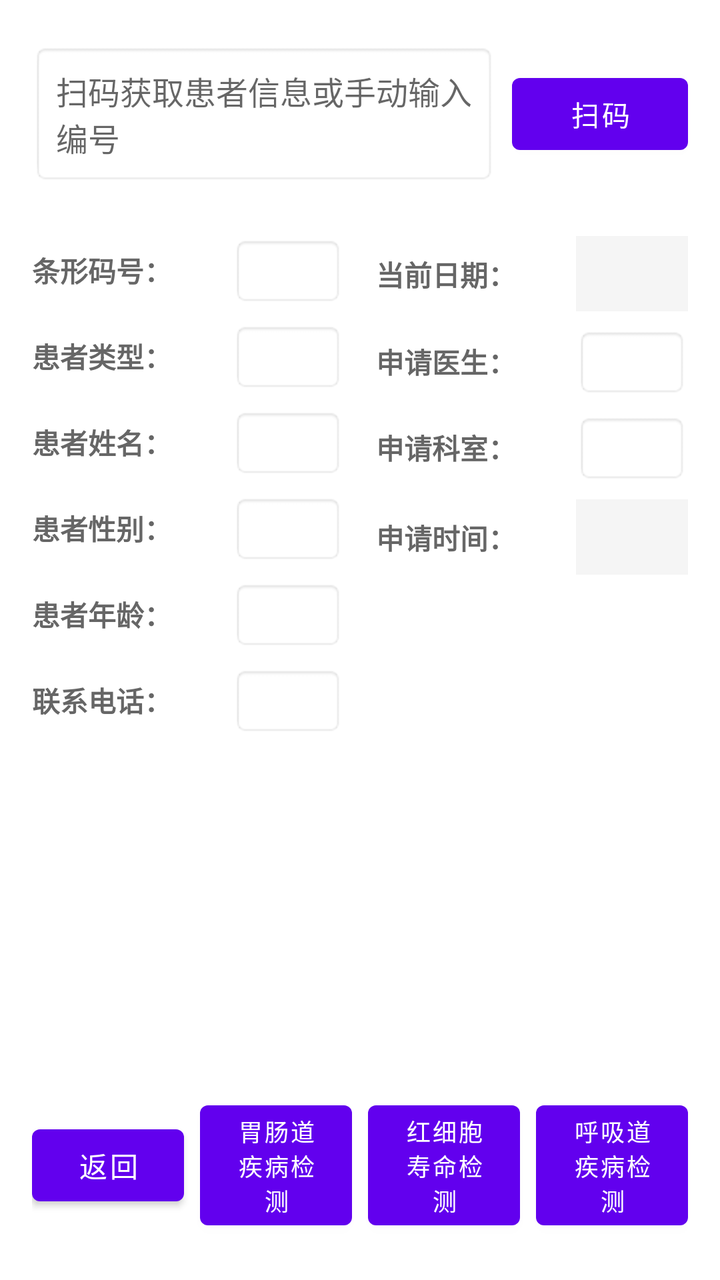
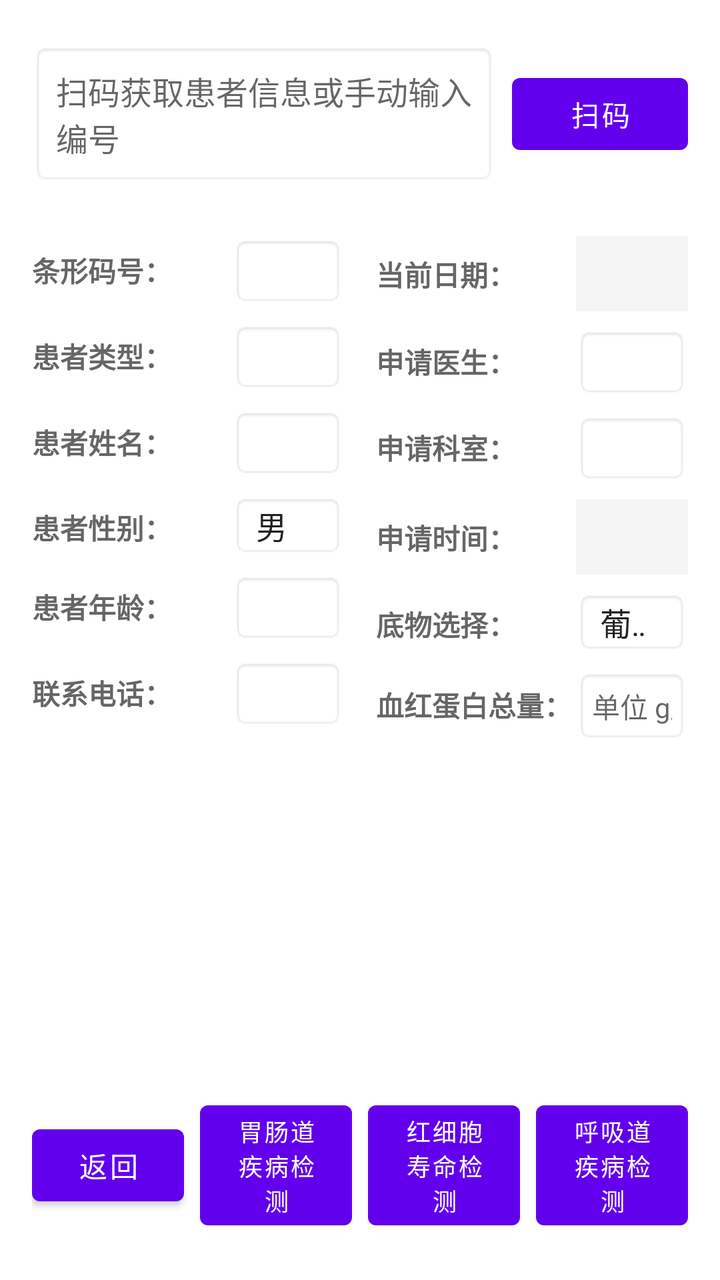

Compare the two renders of this Android layout. The source of the first and the diff that turns it into the second are given below.
<!-- AndroidManifest.xml: application theme Theme.WellYearn -->
<!-- res/layout/activity_detect_analysis.xml -->
<?xml version="1.0" encoding="utf-8"?>
<LinearLayout xmlns:android="http://schemas.android.com/apk/res/android"
    android:layout_width="match_parent"
    android:layout_height="match_parent"
    android:orientation="vertical"
    android:padding="16dp"
    android:background="#FFFFFF">

    
    <LinearLayout
        android:layout_width="match_parent"
        android:layout_height="0dp"
        android:layout_weight="1"
        android:orientation="horizontal"
        android:gravity="center_vertical"
        android:layout_marginBottom="8dp">

        <EditText
            android:id="@+id/etScanResult"
            android:layout_width="0dp"
            android:layout_weight="1"
            android:layout_height="wrap_content"
            android:hint="扫码获取患者信息或手动输入编号"
            android:textSize="16sp"
            android:padding="12dp"
            android:background="@android:drawable/editbox_background" />

        <Button
            android:id="@+id/btnScan"
            android:layout_width="wrap_content"
            android:layout_height="wrap_content"
            android:text="扫码"
            android:layout_marginStart="8dp" />
    </LinearLayout>

    
    <LinearLayout
        android:layout_width="match_parent"
        android:layout_height="0dp"
        android:layout_weight="5"
        android:orientation="horizontal"
        android:layout_marginTop="8dp">

        
        <ScrollView
            android:layout_width="0dp"
            android:layout_height="match_parent"
            android:layout_weight="1"
            android:layout_marginEnd="8dp">

            <LinearLayout
                android:layout_width="match_parent"
                android:layout_height="wrap_content"
                android:orientation="vertical">

                <LinearLayout style="@style/HorizontalInfoRow">
                    <TextView style="@style/InfoLabelLeft" android:text="条形码号：" />
                    <EditText android:id="@+id/etSpecimenNo" style="@style/InfoEditRight" />
                </LinearLayout>

                <LinearLayout style="@style/HorizontalInfoRow">
                    <TextView style="@style/InfoLabelLeft" android:text="患者类型：" />
                    <EditText android:id="@+id/etPatientType" style="@style/InfoEditRight" />
                </LinearLayout>

                <LinearLayout style="@style/HorizontalInfoRow">
                    <TextView style="@style/InfoLabelLeft" android:text="患者姓名：" />
                    <EditText android:id="@+id/etPatientName" style="@style/InfoEditRight" />
                </LinearLayout>

                <LinearLayout style="@style/HorizontalInfoRow">
                    <TextView style="@style/InfoLabelLeft" android:text="患者性别：" />
                    <EditText android:id="@+id/etPatientGender" style="@style/InfoEditRight" />
                </LinearLayout>

                <LinearLayout style="@style/HorizontalInfoRow">
                    <TextView style="@style/InfoLabelLeft" android:text="患者年龄：" />
                    <EditText android:id="@+id/etPatientAge" style="@style/InfoEditRight" />
                </LinearLayout>

                <LinearLayout style="@style/HorizontalInfoRow">
                    <TextView style="@style/InfoLabelLeft" android:text="联系电话：" />
                    <EditText android:id="@+id/etPhone" style="@style/InfoEditRight" />
                </LinearLayout>

            </LinearLayout>
        </ScrollView>

        
        <ScrollView
            android:layout_width="0dp"
            android:layout_height="match_parent"
            android:layout_weight="1"
            android:layout_marginStart="8dp">

            <LinearLayout
                android:layout_width="match_parent"
                android:layout_height="wrap_content"
                android:orientation="vertical">

                <LinearLayout style="@style/HorizontalInfoRow">
                    <TextView style="@style/InfoLabelLeft" android:text="当前日期：" />
                    <TextView android:id="@+id/tvCurrentDate" style="@style/InfoValueRight" />
                </LinearLayout>

                <LinearLayout style="@style/HorizontalInfoRow">
                    <TextView style="@style/InfoLabelLeft" android:text="申请医生：" />
                    <EditText android:id="@+id/etApplyDoctor" style="@style/InfoEditRight" />
                </LinearLayout>

                <LinearLayout style="@style/HorizontalInfoRow">
                    <TextView style="@style/InfoLabelLeft" android:text="申请科室：" />
                    <EditText android:id="@+id/etApplyDept" style="@style/InfoEditRight" />
                </LinearLayout>

                <LinearLayout style="@style/HorizontalInfoRow">
                    <TextView style="@style/InfoLabelLeft" android:text="申请时间：" />
                    <TextView android:id="@+id/tvApplyTime" style="@style/InfoValueRight" />
                </LinearLayout>

            </LinearLayout>
        </ScrollView>
    </LinearLayout>

    
    <LinearLayout
        android:layout_width="match_parent"
        android:layout_height="0dp"
        android:layout_weight="1"
        android:orientation="horizontal"
        android:gravity="center"
        android:layout_marginTop="16dp">

        <Button
            android:id="@+id/btnBack"
            android:layout_width="0dp"
            android:layout_height="wrap_content"
            android:layout_weight="1"
            android:text="返回"
            android:layout_marginEnd="8dp" />

        <Button
            android:id="@+id/btnGI"
            android:layout_width="0dp"
            android:layout_height="wrap_content"
            android:layout_weight="1"
            android:text="胃肠道疾病检测"
            android:layout_marginEnd="8dp"
            android:textSize="12sp" />

        <Button
            android:id="@+id/btnRBC"
            android:layout_width="0dp"
            android:layout_height="wrap_content"
            android:layout_weight="1"
            android:text="红细胞寿命检测"
            android:layout_marginEnd="8dp"
            android:textSize="12sp" />

        <Button
            android:id="@+id/btnResp"
            android:layout_width="0dp"
            android:layout_height="wrap_content"
            android:layout_weight="1"
            android:text="呼吸道疾病检测"
            android:textSize="12sp" />
    </LinearLayout>

</LinearLayout>
<!-- resources referenced by this layout -->
<resources>
  <style name="HorizontalInfoRow">
          <item name="android:layout_width">match_parent</item>
          <item name="android:layout_height">wrap_content</item>
          <item name="android:orientation">horizontal</item>
          <item name="android:layout_marginTop">4dp</item>
          <item name="android:layout_marginBottom">4dp</item>
      </style>
  <style name="InfoEditRight">
          <item name="android:layout_width">0dp</item>
          <item name="android:layout_weight">1</item>
          <item name="android:layout_height">wrap_content</item>
          <item name="android:textSize">14sp</item>
          <item name="android:background">@android:drawable/editbox_background</item>
          <item name="android:padding">8dp</item>
      </style>
  <style name="InfoLabelLeft">
          <item name="android:layout_width">100dp</item>
          <item name="android:layout_height">wrap_content</item>
          <item name="android:textSize">14sp</item>
          <item name="android:textColor">#666666</item>
          <item name="android:textStyle">bold</item>
          <item name="android:gravity">left|center_vertical</item>
      </style>
  <style name="InfoValueRight">
          <item name="android:layout_width">0dp</item>
          <item name="android:layout_height">wrap_content</item>
          <item name="android:layout_weight">1</item>
          <item name="android:textSize">16sp</item>
          <item name="android:textColor">#333333</item>
          <item name="android:background">#F5F5F5</item>
          <item name="android:padding">8dp</item>
      </style>
  <style name="Theme.WellYearn" parent="Theme.MaterialComponents.DayNight.DarkActionBar">
          
          <item name="colorPrimary">@color/purple_500</item>
          <item name="colorPrimaryVariant">@color/purple_700</item>
          <item name="colorOnPrimary">@color/white</item>
          
          <item name="colorSecondary">@color/teal_200</item>
          <item name="colorSecondaryVariant">@color/teal_700</item>
          <item name="colorOnSecondary">@color/black</item>
          
          <item name="android:statusBarColor">?attr/colorPrimaryVariant</item>
          
      </style>
  <color name="purple_500">#FF6200EE</color>
  <color name="purple_700">#FF3700B3</color>
  <color name="white">#FFFFFFFF</color>
  <color name="teal_200">#FF03DAC5</color>
  <color name="teal_700">#FF018786</color>
  <color name="black">#FF000000</color>
</resources>

<!-- the commit's change to res/layout/activity_detect_analysis.xml (unified diff, before → after) -->
@@ -70,7 +70,10 @@
 
                 <LinearLayout style="@style/HorizontalInfoRow">
                     <TextView style="@style/InfoLabelLeft" android:text="患者性别：" />
-                    <EditText android:id="@+id/etPatientGender" style="@style/InfoEditRight" />
+                    <Spinner
+                        android:id="@+id/spPatientGender"
+                        style="@style/InfoSpinnerRight"
+                        android:entries="@array/gender_array" />
                 </LinearLayout>
 
                 <LinearLayout style="@style/HorizontalInfoRow">
@@ -116,6 +119,22 @@
                 <LinearLayout style="@style/HorizontalInfoRow">
                     <TextView style="@style/InfoLabelLeft" android:text="申请时间：" />
                     <TextView android:id="@+id/tvApplyTime" style="@style/InfoValueRight" />
+                </LinearLayout>
+                <LinearLayout style="@style/HorizontalInfoRow">
+                    <TextView style="@style/InfoLabelLeft" android:text="底物选择：" />
+                    <Spinner
+                        android:id="@+id/spSubstrate"
+                        style="@style/InfoSpinnerRight"
+                        android:entries="@array/substrate_array1" />
+                </LinearLayout>
+                
+                <LinearLayout style="@style/HorizontalInfoRow">
+                    <TextView style="@style/InfoLabelLeft" android:text="血红蛋白总量：" />
+                    <EditText
+                        android:id="@+id/etHemoglobin"
+                        style="@style/InfoEditRight"
+                        android:hint="单位 g/L"
+                        android:inputType="numberDecimal" />
                 </LinearLayout>
 
             </LinearLayout>
<!-- resource entries referenced after the edit -->
@@ -1,5 +1,13 @@
 <!-- resources referenced by this layout -->
 <resources>
+  <string-array name="gender_array">
+          <item>男</item>
+          <item>女</item>
+      </string-array>
+  <string-array name="substrate_array1">
+          <item>葡萄糖</item>
+          <item>乳果糖</item>
+      </string-array>
   <style name="HorizontalInfoRow">
           <item name="android:layout_width">match_parent</item>
           <item name="android:layout_height">wrap_content</item>
@@ -22,6 +30,13 @@
           <item name="android:textColor">#666666</item>
           <item name="android:textStyle">bold</item>
           <item name="android:gravity">left|center_vertical</item>
+      </style>
+  <style name="InfoSpinnerRight">
+          <item name="android:layout_width">0dp</item>
+          <item name="android:layout_weight">1</item>
+          <item name="android:layout_height">wrap_content</item>
+          <item name="android:background">@android:drawable/editbox_background</item>
+          <item name="android:padding">4dp</item>
       </style>
   <style name="InfoValueRight">
           <item name="android:layout_width">0dp</item>
